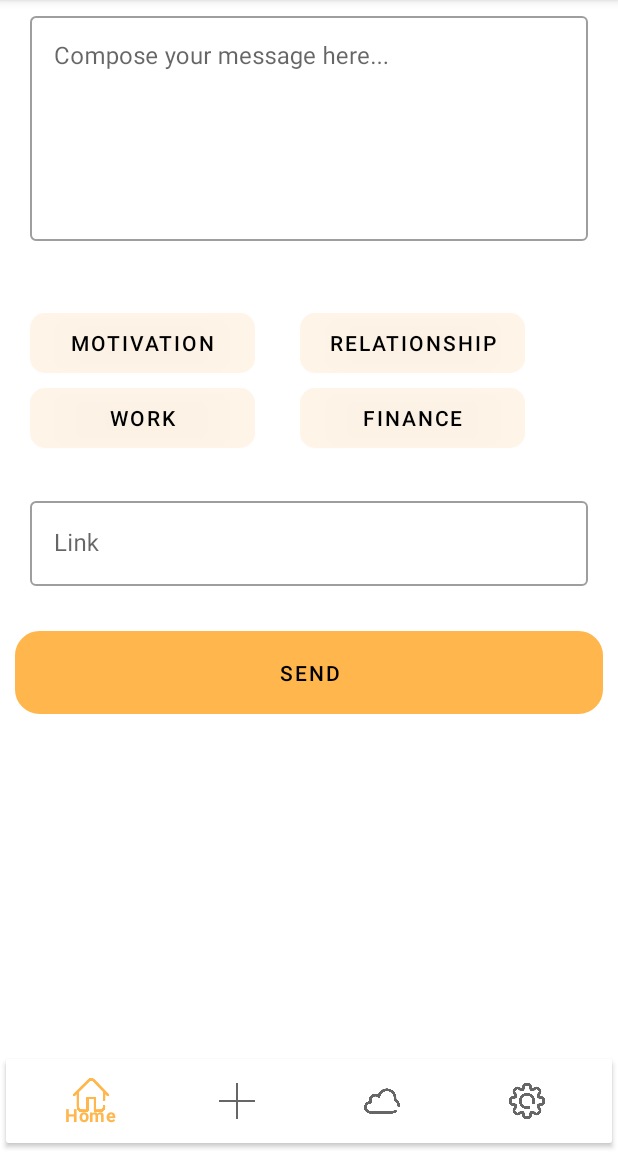
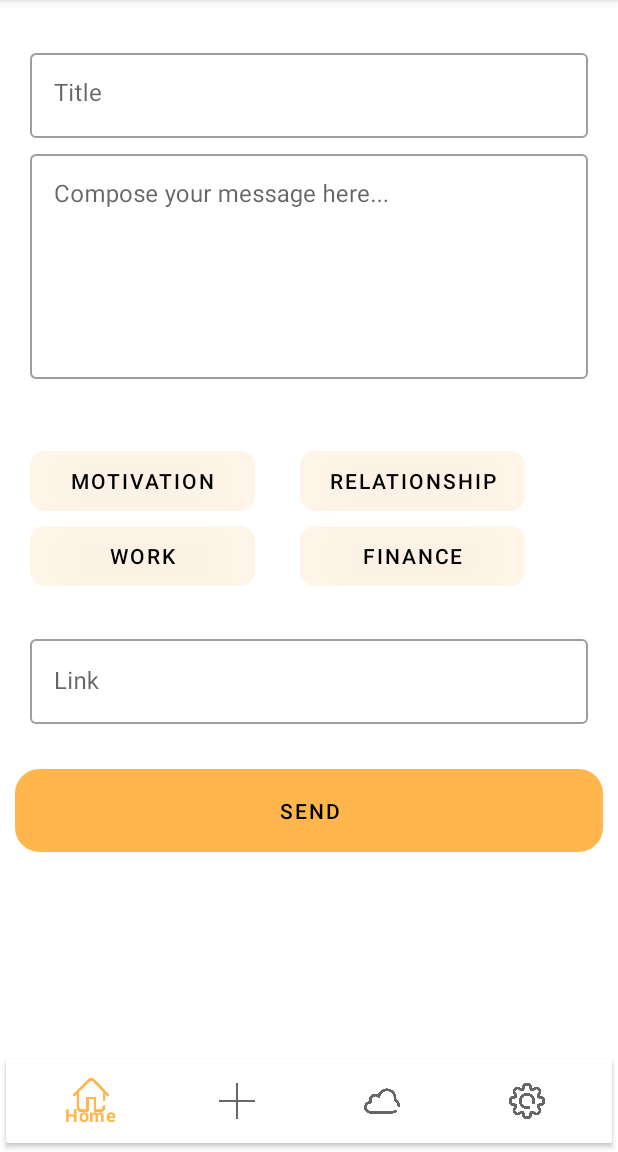
Before and after one commit to willnode/beehave-social, an Android app: the fragment AddPostFragment placed in its activity, on a phone screen of 412 x 824 dp, the part 84-1236 px from its top. Run offline under Robolectric (Android 15) with nearby library versions, the phone set to English and light mode, and no system bars; our stand-ins replace Dagger/Hilt's generated code; network calls fail; 1 statement that could not run was skipped.

Commit message:
add post not fix

```diff
--- a/frontend/app/src/main/java/com/beehavesocial/capstone/api/ApiService.kt
+++ b/frontend/app/src/main/java/com/beehavesocial/capstone/api/ApiService.kt
@@ -1,14 +1,11 @@
 package com.beehavesocial.capstone.api
 
-import com.beehavesocial.capstone.model.article.ArticleResponse
-import com.beehavesocial.capstone.model.article.DetailArticleResponse
-import com.beehavesocial.capstone.model.article.RatedRequest
+import com.beehavesocial.capstone.model.article.*
 import com.beehavesocial.capstone.model.daftar.DaftarUserRequest
 import com.beehavesocial.capstone.model.daftar.DaftarUserResponse
 import com.beehavesocial.capstone.model.login.LoginUserRequest
 import com.beehavesocial.capstone.model.login.LoginUserResponse
 import com.beehavesocial.capstone.model.profile.ProfileUser
-import com.bumptech.glide.load.engine.Resource
 import retrofit2.Response
 import retrofit2.http.*
 
@@ -26,6 +23,10 @@ interface ApiService {
     @GET("wall/{id}")
     suspend fun articleDetail(@Path("id") id: Int): Response<DetailArticleResponse>
 
+
+
+
+
     @POST("auth/register")
     suspend fun userRegister(
         @Body daftarUserRequest: DaftarUserRequest
@@ -41,5 +42,10 @@ interface ApiService {
         @Body RatedRequest: RatedRequest
   ): Response<DetailArticleResponse>
 
+    @POST("wall/")
+    suspend fun addPost(
+        @Body addPostResponse: AddPostRequest
+    ): Response<AddPostResponse>
+
 
 }
--- a/frontend/app/src/main/java/com/beehavesocial/capstone/fragment/AddPostFragment.kt
+++ b/frontend/app/src/main/java/com/beehavesocial/capstone/fragment/AddPostFragment.kt
@@ -1,60 +1,70 @@
 package com.beehavesocial.capstone.fragment
 
+import android.content.Intent
 import android.os.Bundle
-import androidx.fragment.app.Fragment
 import android.view.LayoutInflater
 import android.view.View
 import android.view.ViewGroup
-import com.beehavesocial.capstone.R
+import androidx.fragment.app.Fragment
+import androidx.fragment.app.viewModels
+import com.beehavesocial.capstone.databinding.FragmentAddPostBinding
+import com.beehavesocial.capstone.view.article.AddPostViewModel
+import com.google.android.material.snackbar.Snackbar
+import dagger.hilt.android.AndroidEntryPoint
 
-// TODO: Rename parameter arguments, choose names that match
-// the fragment initialization parameters, e.g. ARG_ITEM_NUMBER
-private const val ARG_PARAM1 = "param1"
-private const val ARG_PARAM2 = "param2"
+@AndroidEntryPoint
+class AddPostFragment : Fragment() {
 
-/**
- * A simple [Fragment] subclass.
- * Use the [AddPostFragment.newInstance] factory method to
- * create an instance of this fragment.
- */
-class AddPostFragment : Fragment() {
-    // TODO: Rename and change types of parameters
-    private var param1: String? = null
-    private var param2: String? = null
+    private lateinit var binding: FragmentAddPostBinding
+    private val addPostViewModel: AddPostViewModel by viewModels()
 
     override fun onCreate(savedInstanceState: Bundle?) {
         super.onCreate(savedInstanceState)
-        arguments?.let {
-            param1 = it.getString(ARG_PARAM1)
-            param2 = it.getString(ARG_PARAM2)
-        }
+
+
+
     }
-
     override fun onCreateView(
         inflater: LayoutInflater, container: ViewGroup?,
         savedInstanceState: Bundle?
     ): View? {
         // Inflate the layout for this fragment
-        return inflater.inflate(R.layout.fragment_add_post, container, false)
+        binding = FragmentAddPostBinding.inflate(layoutInflater, container, false)
+        return binding.root
+
+
     }
 
-    companion object {
-        /**
-         * Use this factory method to create a new instance of
-         * this fragment using the provided parameters.
-         *
-         * @param param1 Parameter 1.
-         * @param param2 Parameter 2.
-         * @return A new instance of fragment AddPostFragment.
-         */
-        // TODO: Rename and change types and number of parameters
-        @JvmStatic
-        fun newInstance(param1: String, param2: String) =
-            AddPostFragment().apply {
-                arguments = Bundle().apply {
-                    putString(ARG_PARAM1, param1)
-                    putString(ARG_PARAM2, param2)
+    override fun onViewCreated(view: View, savedInstanceState: Bundle?) {
+        super.onViewCreated(view, savedInstanceState)
+
+        binding.btnSend.setOnClickListener{
+            val title = binding.titleInput.text
+            val content = binding.contentInput.text
+            val url = binding.urlInput.text
+
+            addPostViewModel.addPost(title.toString(), content.toString(), url.toString())
+            addPostViewModel.action.observe(viewLifecycleOwner,{
+                when(it){
+                    AddPostViewModel.ACTION_INPUT_SUCCESS -> {
+                        Snackbar.make(binding.root, "Content Berhasil Di Buat", Snackbar.LENGTH_SHORT)
+                            .show()
+                        val intent = Intent(getActivity(), SocialMediaFragment::class.java)
+                        startActivity(intent)
+                    }
+                    AddPostViewModel.ACTION_INPUT_ERROR -> inputError()
+                    AddPostViewModel.ACTION_INPUT_FAILED -> inputFailed()
                 }
-            }
+            })
+
+        }
+
+    }
+    private fun inputFailed() {
+        Snackbar.make(binding.root, "Input Error", Snackbar.LENGTH_SHORT).show()
+    }
+
+    private fun inputError() {
+        Snackbar.make(binding.root, "Input Gagal", Snackbar.LENGTH_SHORT).show()
     }
 }
--- a/frontend/app/src/main/res/layout/fragment_add_post.xml
+++ b/frontend/app/src/main/res/layout/fragment_add_post.xml
@@ -7,15 +7,38 @@
     tools:context=".fragment.AddPostFragment">
 
     <com.google.android.material.textfield.TextInputLayout
+        android:id="@+id/title"
+        android:layout_width="match_parent"
+        android:layout_height="wrap_content"
+        android:layout_marginHorizontal="20dp"
+        android:layout_marginTop="30dp"
+        android:hint="@string/text_title"
+        style="@style/Widget.MaterialComponents.TextInputLayout.OutlinedBox">
+
+        <com.google.android.material.textfield.TextInputEditText
+            android:id="@+id/titleInput"
+            android:layout_width="match_parent"
+            android:layout_height="wrap_content"
+            android:gravity="top"
+            android:inputType="textMultiLine"
+            android:overScrollMode="always"
+            android:scrollbarStyle="insideInset"
+            android:scrollbars="vertical"
+            android:scrollHorizontally="false" />
+    </com.google.android.material.textfield.TextInputLayout>
+
+    <com.google.android.material.textfield.TextInputLayout
         android:id="@+id/post"
         android:layout_width="match_parent"
         android:layout_height="wrap_content"
         android:layout_marginHorizontal="20dp"
         android:layout_marginTop="5dp"
+        android:layout_below="@+id/title"
         android:hint="@string/text_post"
         style="@style/Widget.MaterialComponents.TextInputLayout.OutlinedBox">
 
         <com.google.android.material.textfield.TextInputEditText
+            android:id="@+id/contentInput"
             android:layout_width="match_parent"
             android:layout_height="wrap_content"
             android:gravity="top"
@@ -84,6 +107,7 @@
 
 
         <com.google.android.material.textfield.TextInputEditText
+            android:id="@+id/urlInput"
             android:layout_width="match_parent"
             android:layout_height="wrap_content"
             android:inputType="textMultiLine" />
--- a/frontend/app/src/main/res/values/strings.xml
+++ b/frontend/app/src/main/res/values/strings.xml
@@ -41,4 +41,5 @@
     <string name="published">Published</string>
     <string name="updated">Updated</string>
     <string name="keyword">Keyword :</string>
+    <string name="text_title">Title</string>
 </resources>
```
Also changed, not shown: frontend/app/src/main/java/com/beehavesocial/capstone/model/article/AddPostRequest.kt (added, +12 -0 lines), frontend/app/src/main/java/com/beehavesocial/capstone/model/article/AddPostResponse.kt (added, +7 -0 lines), frontend/app/src/main/java/com/beehavesocial/capstone/repository/MainRepository.kt (+12 -3 lines), frontend/app/src/main/java/com/beehavesocial/capstone/view/article/AddPostViewModel.kt (added, +46 -0 lines).
